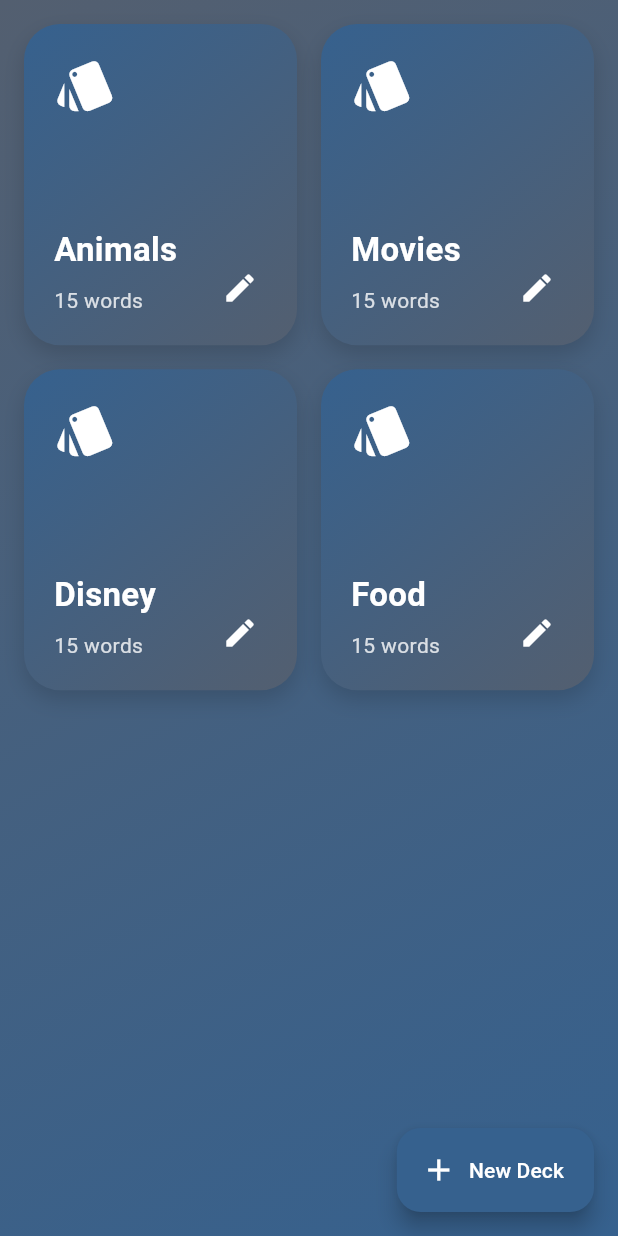
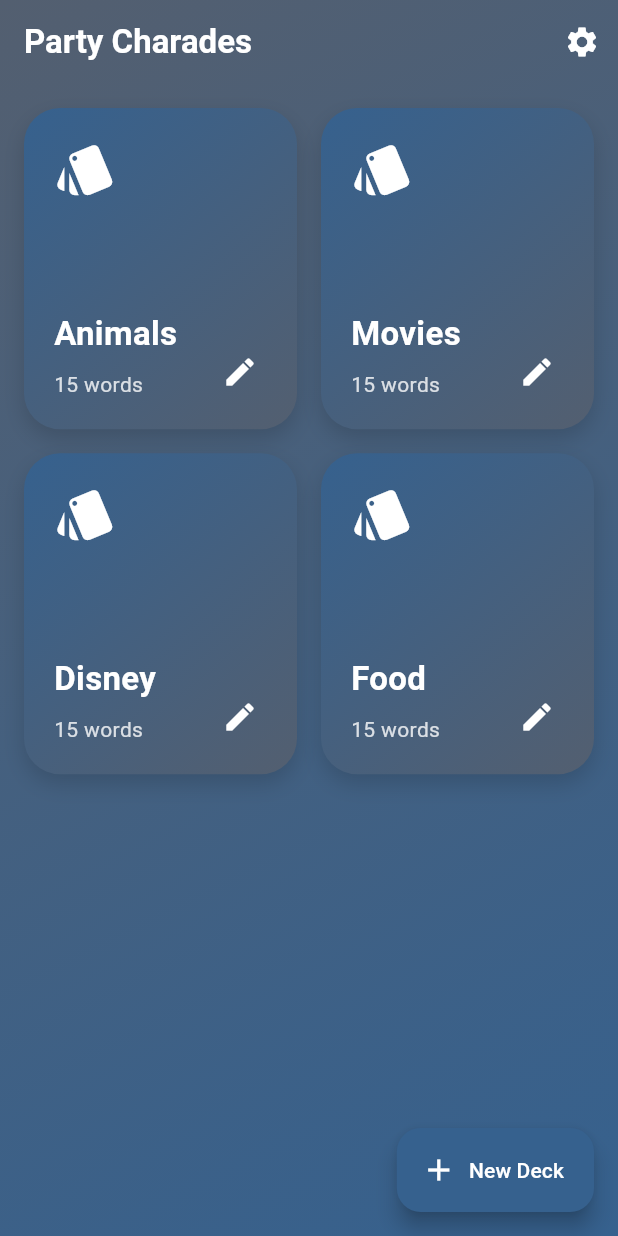
Before and after one commit to zachpfaltzgraff/PartyCharades, a Flutter app: the screen it shows after launch, on a phone screen of 412 x 824 dp. Run offline on Flutter 3.47's test engine with Material 3 defaults, Android fonts, the phone set to English and light mode, and no system bars; our stand-ins replace google_mobile_ads, isar, shared_preferences; accounts and stored records are empty; generated files the repository leaves out were written again; network calls fail.

Commit message:
settings are made

```diff
--- a/party_charades/lib/pages/deck_card.dart
+++ b/party_charades/lib/pages/deck_card.dart
@@ -1,4 +1,3 @@
-
 import 'package:flutter/material.dart';
 import 'package:party_charades/models/deck.dart';
 import 'package:party_charades/pages/create_new_deck.dart';
@@ -8,11 +7,7 @@
 
   final VoidCallback? onEdited;
 
-  const DeckCard({
-    super.key,
-    required this.deck,
-    this.onEdited,
-  });
+  const DeckCard({super.key, required this.deck, this.onEdited});
 
   @override
   Widget build(BuildContext context) {
@@ -27,10 +22,7 @@
         decoration: BoxDecoration(
           borderRadius: BorderRadius.circular(24),
           gradient: LinearGradient(
-            colors: [
-              colors.primary,
-              colors.secondary,
-            ],
+            colors: [colors.primary, colors.secondary],
             begin: Alignment.topLeft,
             end: Alignment.bottomRight,
           ),
@@ -39,7 +31,7 @@
               blurRadius: 12,
               offset: const Offset(0, 6),
               color: Colors.black.withOpacity(.15),
-            )
+            ),
           ],
         ),
 
@@ -50,11 +42,7 @@
             Column(
               crossAxisAlignment: CrossAxisAlignment.start,
               children: [
-                const Icon(
-                  Icons.style_rounded,
-                  size: 42,
-                  color: Colors.white,
-                ),
+                const Icon(Icons.style_rounded, size: 42, color: Colors.white),
 
                 const Spacer(),
 
@@ -73,9 +61,7 @@
 
                 Text(
                   "${deck.words.length} words",
-                  style: TextStyle(
-                    color: Colors.white.withOpacity(.8),
-                  ),
+                  style: TextStyle(color: Colors.white.withOpacity(.8)),
                 ),
               ],
             ),
@@ -101,10 +87,7 @@
                   },
                   child: const Padding(
                     padding: EdgeInsets.all(6),
-                    child: Icon(
-                      Icons.edit,
-                      color: Colors.white,
-                    ),
+                    child: Icon(Icons.edit, color: Colors.white),
                   ),
                 ),
               ),
--- a/party_charades/lib/pages/home_page.dart
+++ b/party_charades/lib/pages/home_page.dart
@@ -2,6 +2,7 @@
 import 'package:party_charades/models/deck.dart';
 import 'package:party_charades/pages/create_new_deck.dart';
 import 'package:party_charades/pages/deck_card.dart';
+import 'package:party_charades/pages/settings_page.dart';
 import 'package:party_charades/services/deck_service.dart';
 import 'package:google_mobile_ads/google_mobile_ads.dart';
 
@@ -62,6 +63,30 @@
     final colors = Theme.of(context).colorScheme;
 
     return Scaffold(
+      extendBodyBehindAppBar: true,
+      appBar: AppBar(
+        title: const Text(
+          "Party Charades",
+          style: const TextStyle(
+            color: Colors.white,
+            fontSize: 22,
+            fontWeight: FontWeight.bold,
+          ),
+        ),
+        backgroundColor: Colors.transparent,
+        surfaceTintColor: Colors.transparent,
+        actions: [
+          IconButton(
+            icon: const Icon(Icons.settings, color: Colors.white,),
+            onPressed: () {
+              Navigator.push(
+                context,
+                MaterialPageRoute(builder: (_) => const SettingsPage()),
+              );
+            },
+          ),
+        ],
+      ),
       floatingActionButton: FloatingActionButton.extended(
         onPressed: () async {
           final created = await showModalBottomSheet<bool>(
@@ -81,10 +106,7 @@
       body: Container(
         decoration: BoxDecoration(
           gradient: LinearGradient(
-            colors: [
-              colors.secondary,
-              colors.primary,
-            ],
+            colors: [colors.secondary, colors.primary],
             begin: Alignment.topLeft,
             end: Alignment.bottomRight,
           ),
@@ -97,18 +119,16 @@
                 child: Padding(
                   padding: const EdgeInsets.all(16),
                   child: loading
-                      ? const Center(
-                          child: CircularProgressIndicator(),
-                        )
+                      ? const Center(child: CircularProgressIndicator())
                       : GridView.builder(
                           itemCount: decks.length,
                           gridDelegate:
                               const SliverGridDelegateWithFixedCrossAxisCount(
-                            crossAxisCount: 2,
-                            crossAxisSpacing: 16,
-                            mainAxisSpacing: 16,
-                            childAspectRatio: .85,
-                          ),
+                                crossAxisCount: 2,
+                                crossAxisSpacing: 16,
+                                mainAxisSpacing: 16,
+                                childAspectRatio: .85,
+                              ),
                           itemBuilder: (context, index) {
                             return DeckCard(
                               deck: decks[index],
@@ -119,7 +139,7 @@
                 ),
               ),
             ),
-            if(loadedAdProperly)
+            if (loadedAdProperly)
               Container(
                 margin: const EdgeInsets.symmetric(vertical: 6),
                 height: bannerAd!.size.height.toDouble(),
--- a/party_charades/lib/services/database_service.dart
+++ b/party_charades/lib/services/database_service.dart
@@ -9,9 +9,6 @@
   static Future<void> initialize() async {
     final dir = await getApplicationDocumentsDirectory();
 
-    isar = await Isar.open(
-      [DeckSchema],
-      directory: dir.path,
-    );
+    isar = await Isar.open([DeckSchema], directory: dir.path);
   }
 }
--- a/party_charades/lib/services/deck_service.dart
+++ b/party_charades/lib/services/deck_service.dart
@@ -7,12 +7,7 @@
 import 'database_service.dart';
 
 class DeckService {
-  static const starterDecks = [
-    'animals',
-    'movies',
-    'disney',
-    'food',
-  ];
+  static const starterDecks = ['animals', 'movies', 'disney', 'food'];
 
   static Future<void> loadStarterDecks() async {
     final existing = await DatabaseService.isar.decks.count();
@@ -24,8 +19,7 @@
     final decks = <Deck>[];
 
     for (final file in starterDecks) {
-      final jsonString =
-          await rootBundle.loadString('assets/decks/$file.json');
+      final jsonString = await rootBundle.loadString('assets/decks/$file.json');
 
       final json = jsonDecode(jsonString);
 
--- a/party_charades/pubspec.yaml
+++ b/party_charades/pubspec.yaml
@@ -15,6 +15,7 @@
   isar_flutter_libs: ^3.1.0+1
   path_provider: ^2.1.6
   google_mobile_ads: ^9.0.0
+  shared_preferences: ^2.5.5
 
 dev_dependencies:
   flutter_test:
```
Also changed, not shown: party_charades/lib/pages/create_new_deck.dart (+5 -19 lines), party_charades/lib/pages/settings_page.dart (added, +60 -0 lines), party_charades/lib/services/settings_service.dart (added, +19 -0 lines), party_charades/lib/models/deck.dart (line endings or trailing spaces), party_charades/lib/models/deck.g.dart, party_charades/pubspec.lock, 1 other file.
